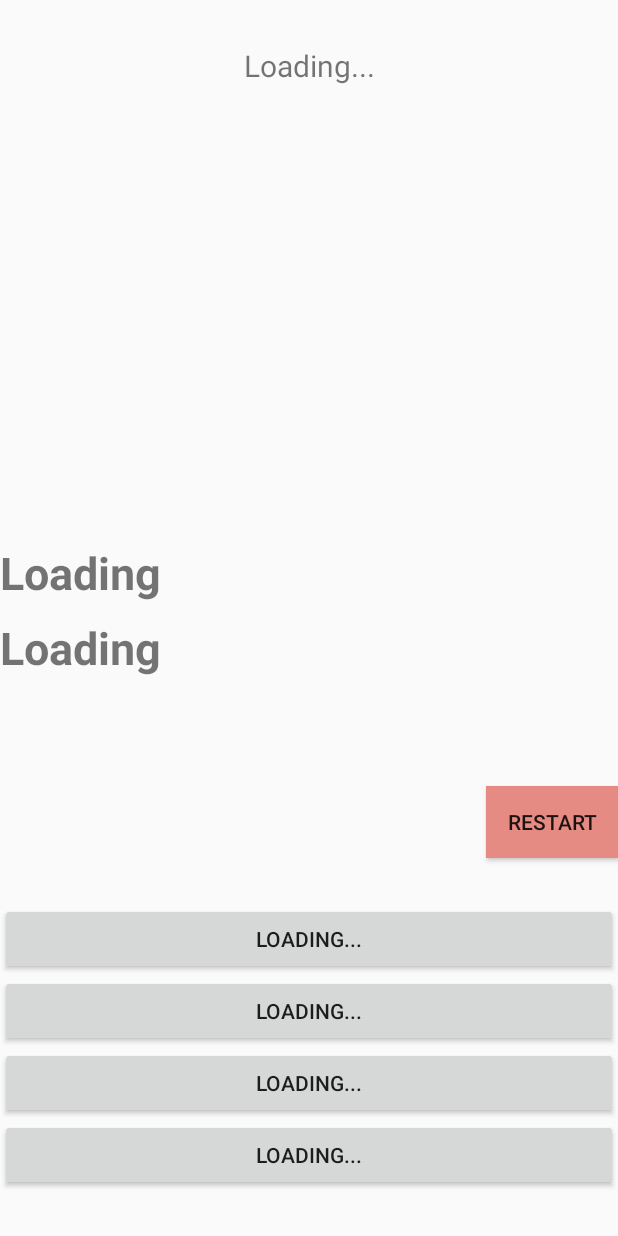
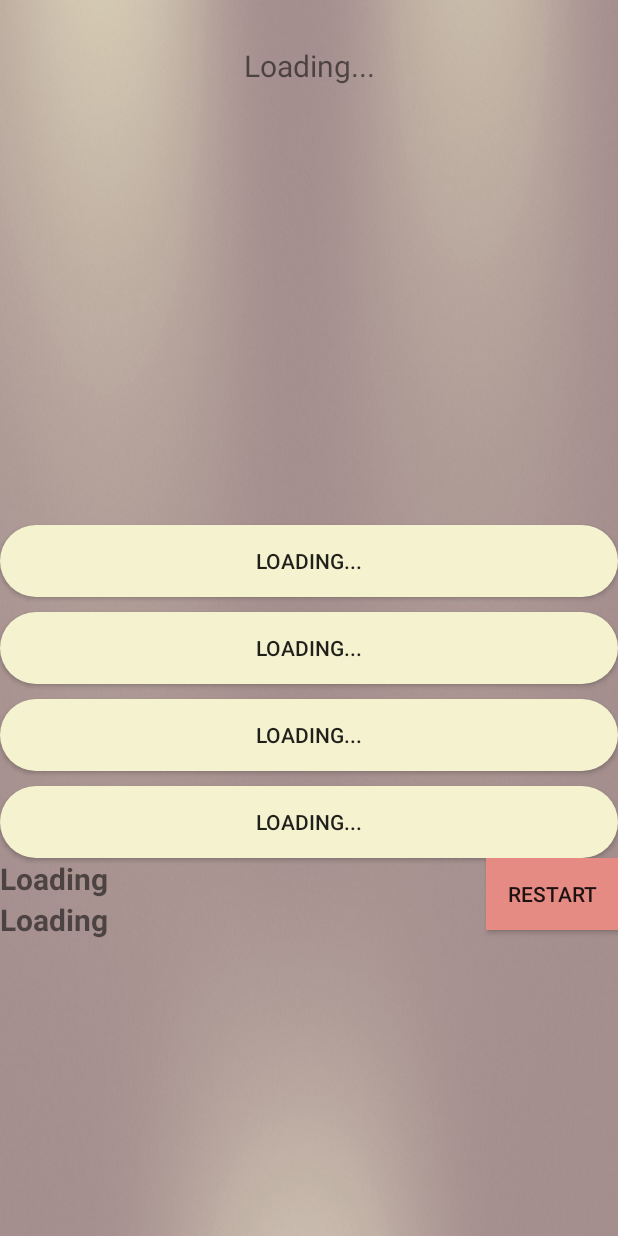
Before and after one commit to roneron101/PSB_QUIZ, an Android app: the layout activity_main.xml on its own in the app's theme, with its tools: preview values and no code run, on a phone screen of 412 x 824 dp. Run offline under Robolectric (Android 15) with nearby library versions, the phone set to English and light mode, and no system bars.

Commit message:
Sprint 3- UI complete

```diff
--- /dev/null
+++ b/app/src/main/res/drawable/bg.xml
@@ -0,0 +1,17 @@
+<?xml version="1.0" encoding="utf-8"?>
+<shape xmlns:android="http://schemas.android.com/apk/res/android">
+
+    <gradient
+
+        android:startColor="#f5f2d0"
+        android:endColor="#f5f2d0"
+
+        />
+
+
+    <corners
+        android:radius="190dp"
+
+        />
+
+</shape>
--- a/app/src/main/res/layout/activity_end.xml
+++ b/app/src/main/res/layout/activity_end.xml
@@ -4,7 +4,8 @@
     xmlns:tools="http://schemas.android.com/tools"
     android:layout_width="match_parent"
     android:layout_height="match_parent"
-    tools:context=".Result.end">
+    tools:context=".Result.end"
+    android:background="@drawable/beige_blur_light_95712_1600x900">
 
     <TextView
         android:id="@+id/tv_question1"
@@ -64,7 +65,7 @@
         android:layout_below="@+id/textView1"
         android:layout_centerInParent="true"
         android:layout_marginTop="20dp"
-        android:text="Latest Result!"
+        android:text="Top 3 Scoreboard"
         android:textColor="#000000"
         android:textSize="25sp"
         android:textStyle="bold" />
@@ -120,7 +121,7 @@
             android:layout_width="match_parent"
             android:layout_height="wrap_content"
             android:layout_marginTop="110dp"
-            android:text="Again"
+            android:text="Re-take quiz"
             app:layout_constraintEnd_toEndOf="parent"
             app:layout_constraintHorizontal_bias="0.498"
             app:layout_constraintStart_toStartOf="parent"
@@ -176,5 +177,6 @@
             app:layout_constraintStart_toStartOf="parent"
             app:layout_constraintTop_toBottomOf="@+id/module2" />
 
+
     </androidx.constraintlayout.widget.ConstraintLayout>
 </RelativeLayout>
--- a/app/src/main/res/layout/activity_login_in.xml
+++ b/app/src/main/res/layout/activity_login_in.xml
@@ -4,6 +4,7 @@
     xmlns:tools="http://schemas.android.com/tools"
     android:layout_width="match_parent"
     android:layout_height="match_parent"
-    tools:context=".LoginInActivity">
+    tools:context=".LoginInActivity"
+    android:background="@drawable/beige_blur_light_95712_1600x900">
 
 </androidx.constraintlayout.widget.ConstraintLayout>
--- a/app/src/main/res/layout/activity_main.xml
+++ b/app/src/main/res/layout/activity_main.xml
@@ -5,13 +5,16 @@
     android:id="@+id/layout"
     android:layout_width="match_parent"
     android:layout_height="match_parent"
-    tools:context=".MainActivity">
+    tools:context=".MainActivity"
+    android:background="@drawable/beige_blur_light_95712_1600x900">
+
 
     <Button
         android:id="@+id/btn_one"
         android:layout_width="match_parent"
         android:layout_height="wrap_content"
-        android:layout_above="@+id/btn_two"
+        android:layout_below="@id/tv_question"
+        android:background="@drawable/bg"
         android:layout_centerHorizontal="true"
         android:text="Loading..." />
 
@@ -19,70 +22,76 @@
         android:id="@+id/btn_two"
         android:layout_width="match_parent"
         android:layout_height="wrap_content"
-        android:layout_above="@+id/btn_three"
+        android:layout_below="@id/btn_one"
         android:layout_centerHorizontal="true"
+        android:background="@drawable/bg"
+        android:layout_marginTop="10dp"
+
         android:text="Loading..." />
 
     <Button
         android:id="@+id/btn_three"
         android:layout_width="match_parent"
         android:layout_height="wrap_content"
-        android:layout_above="@+id/btn_four"
+        android:layout_below="@id/btn_two"
         android:layout_centerHorizontal="true"
+        android:background="@drawable/bg"
+        android:layout_marginTop="10dp"
         android:text="Loading..." />
 
     <Button
         android:id="@+id/btn_four"
         android:layout_width="match_parent"
         android:layout_height="wrap_content"
-        android:layout_alignParentBottom="true"
+        android:layout_below="@+id/btn_three"
         android:layout_centerHorizontal="true"
-        android:layout_marginBottom="30dp"
+        android:background="@drawable/bg"
+        android:layout_marginTop="10dp"
         android:text="Loading..." />
 
     <TextView
         android:id="@+id/tv_question"
-        android:layout_width="match_parent"
-        android:layout_height="wrap_content"
-        android:layout_above="@+id/btn_one"
+        android:layout_width="415dp"
+        android:layout_height="350dp"
         android:layout_alignParentTop="true"
-        android:layout_centerHorizontal="true"
+        android:layout_marginTop="0dp"
         android:gravity="center_horizontal"
         android:paddingTop="30dp"
         android:text="Loading..."
         android:textSize="20sp" />
 
+
+
     <Button
         android:id="@+id/restart"
         android:layout_width="wrap_content"
         android:layout_height="wrap_content"
-        android:layout_above="@+id/btn_one"
+        android:layout_below="@id/btn_four"
         android:layout_alignRight="@+id/btn_one"
-        android:layout_marginBottom="30dp"
         android:background="#E68A84"
         android:text="Restart"
 
-        ></Button>
+        >
+
+    </Button>
 
     <TextView
         android:id="@+id/correct"
         android:layout_width="wrap_content"
         android:layout_height="wrap_content"
-        android:layout_above="@+id/btn_one"
+        android:layout_below="@id/btn_four"
         android:layout_alignLeft="@+id/btn_one"
-        android:layout_marginBottom="200dp"
         android:text="Loading "
-        android:textSize="30dp"
+        android:textSize="20dp"
         android:textStyle="bold" />
 
     <TextView
         android:id="@+id/wrong"
         android:layout_width="wrap_content"
         android:layout_height="wrap_content"
-        android:layout_above="@+id/btn_one"
-        android:layout_marginBottom="150dp"
+        android:layout_below="@id/correct"
         android:text="Loading "
-        android:textSize="30dp"
+        android:textSize="20dp"
         android:textStyle="bold"
 
         />
--- a/app/src/main/res/layout/activity_menu.xml
+++ b/app/src/main/res/layout/activity_menu.xml
@@ -4,7 +4,8 @@
     xmlns:tools="http://schemas.android.com/tools"
     android:layout_width="match_parent"
     android:layout_height="match_parent"
-    tools:context=".MenuActivity">
+    tools:context=".MenuActivity"
+    android:background="@drawable/beige_blur_light_95712_1600x900">
 
     <TextView
         android:id="@+id/textView3"
--- a/app/src/main/res/layout/activity_module.xml
+++ b/app/src/main/res/layout/activity_module.xml
@@ -5,7 +5,8 @@
     android:id="@+id/layout"
     android:layout_width="match_parent"
     android:layout_height="match_parent"
-    tools:context=".MainActivity">
+    tools:context=".MainActivity"
+    >
 
     <Button
         android:id="@+id/btn_one"
--- a/app/src/main/res/values/styles.xml
+++ b/app/src/main/res/values/styles.xml
@@ -1,7 +1,7 @@
 <resources>
 
     <!-- Base application theme. -->
-    <style name="AppTheme" parent="Theme.AppCompat.Light.DarkActionBar">
+    <style name="AppTheme" parent="Theme.AppCompat.Light.NoActionBar">
         <!-- Customize your theme here. -->
         <item name="colorPrimary">@color/colorPrimary</item>
         <item name="colorPrimaryDark">@color/colorPrimaryDark</item>
```
Also changed, not shown: app/src/main/res/drawable/beige_blur_light_95712_1600x900.jpg (added).
